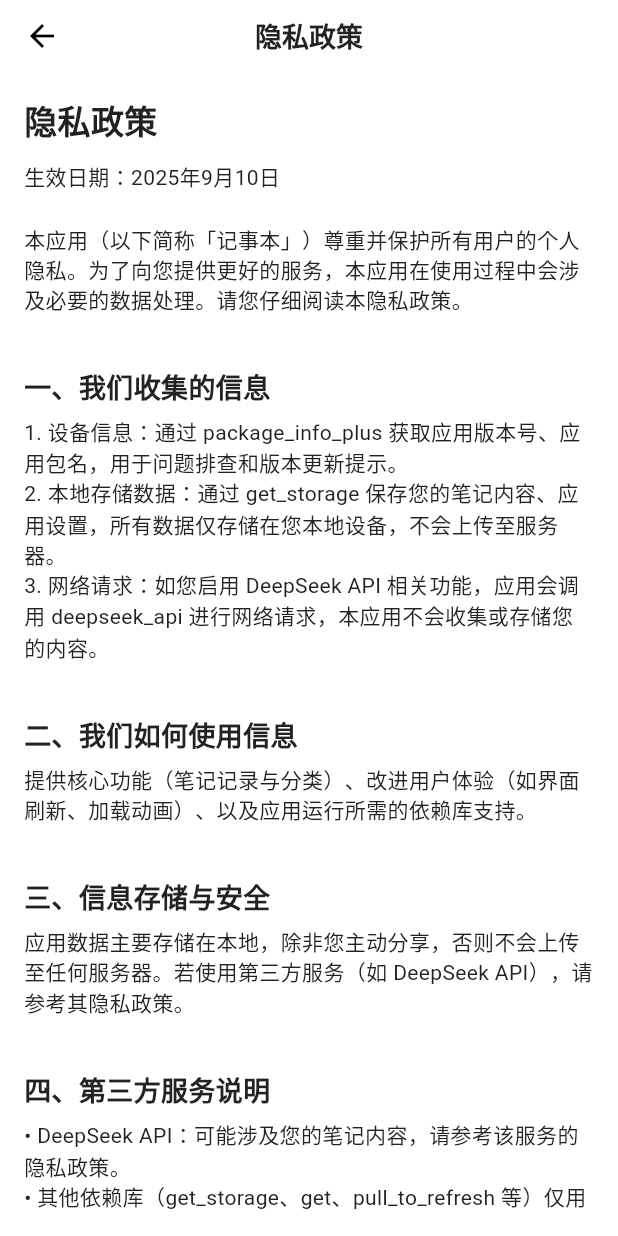
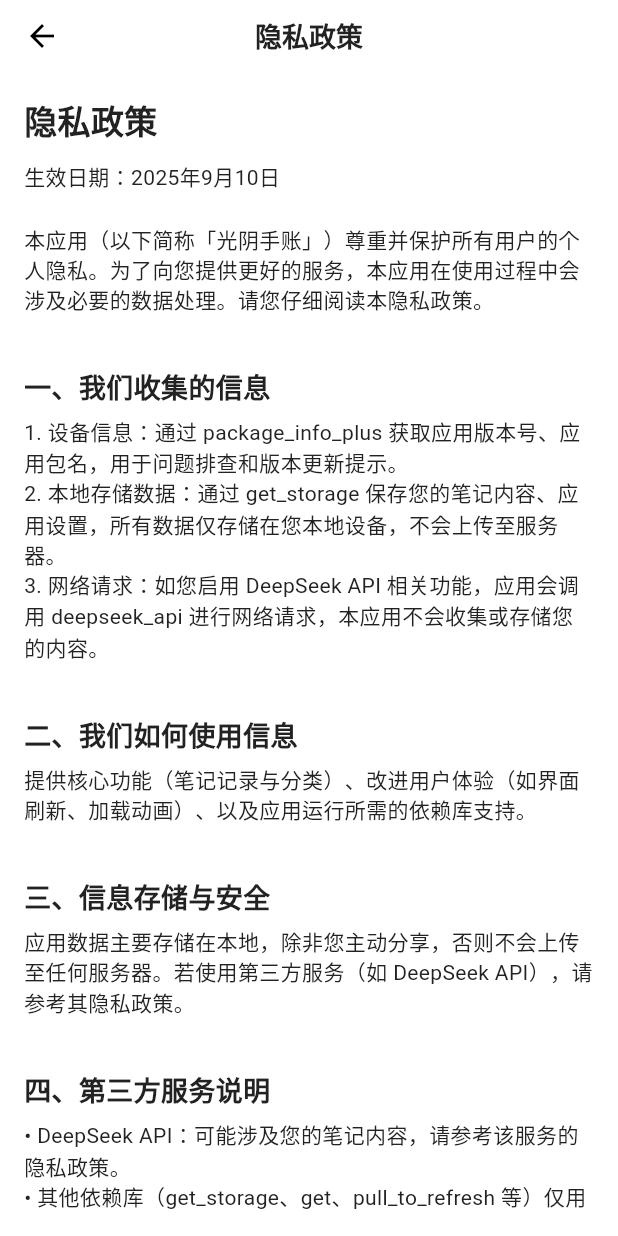
Before and after one commit to Massterxvming/memo_for_ohos, a Flutter app: the PrivacyPolicyPage screen opened directly, on a phone screen of 412 x 824 dp. Run offline on Flutter 3.47's test engine with Material 3 defaults, Android fonts, the light colour scheme and no system bars; drawn by our look-alikes of pull_to_refresh; our stand-ins replace get, get_storage, package_info_plus; accounts and stored records are empty.

Commit message:
icon和名称

```diff
--- a/lib/main.dart
+++ b/lib/main.dart
@@ -22,7 +22,7 @@ class MyApp extends StatelessWidget {
       child: GetBuilder<ThemeStore>(builder: (store) {
         return GetMaterialApp(
           debugShowCheckedModeBanner: true,
-          title: "记事本",
+          title: "光阴手账",
           theme: DesignTool.theme(),
           darkTheme: DesignTool.darkTheme(),
           themeMode: store.themeMode,
--- a/lib/pages/launch.dart
+++ b/lib/pages/launch.dart
@@ -49,7 +49,7 @@ class LaunchPage extends StatelessWidget {
             const Icon(Icons.book, color: Colors.blueAccent),
             const SizedBox(width: 8),
             const Text(
-              '记事本',
+              '光阴手账',
               style: TextStyle(fontWeight: FontWeight.bold),
             ),
             const Spacer(),
--- a/lib/pages/setting/privacy_policy.dart
+++ b/lib/pages/setting/privacy_policy.dart
@@ -20,7 +20,7 @@ class PrivacyPolicyPage extends StatelessWidget {
             SizedBox(height: 12),
             Text("生效日期：2025年9月10日\n"),
             Text(
-              "本应用（以下简称「记事本」）尊重并保护所有用户的个人隐私。为了向您提供更好的服务，本应用在使用过程中会涉及必要的数据处理。请您仔细阅读本隐私政策。\n",
+              "本应用（以下简称「光阴手账」）尊重并保护所有用户的个人隐私。为了向您提供更好的服务，本应用在使用过程中会涉及必要的数据处理。请您仔细阅读本隐私政策。\n",
             ),
 
             _sectionTitle("一、我们收集的信息"),
--- a/ohos/entry/src/main/resources/base/element/string.json
+++ b/ohos/entry/src/main/resources/base/element/string.json
@@ -10,7 +10,7 @@
     },
     {
       "name": "EntryAbility_label",
-      "value": "记事本"
+      "value": "光阴手账"
     }
   ]
 }
--- a/ohos/entry/src/main/resources/zh_CN/element/string.json
+++ b/ohos/entry/src/main/resources/zh_CN/element/string.json
@@ -10,7 +10,7 @@
     },
     {
       "name": "EntryAbility_label",
-      "value": "记事本"
+      "value": "光阴手账"
     }
   ]
 }
```
Also changed, not shown: ohos/entry/src/main/resources/base/media/icon.png.
